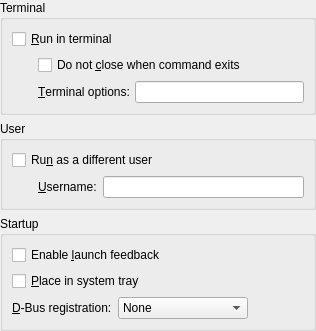
Above: kio/kfile/kpropertiesdesktopadvbase.ui from fluxer/kdelibs before the change. Below: the same form after it.
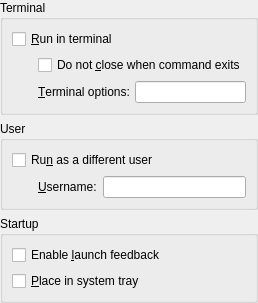
That is the form after the change. Custom widgets are drawn as their Qt base class.

```diff
--- a/kio/kfile/kpropertiesdesktopadvbase.ui
+++ b/kio/kfile/kpropertiesdesktopadvbase.ui
@@ -144,67 +144,12 @@
         </property>
        </widget>
       </item>
-      <item row="2" column="0" >
-       <widget class="QLabel" name="textLabel12" >
-        <property name="text" >
-         <string>&amp;D-Bus registration:</string>
-        </property>
-        <property name="buddy" >
-         <cstring>dbusCombo</cstring>
-        </property>
-       </widget>
-      </item>
-      <item row="2" column="1" >
-       <widget class="KComboBox" name="dbusCombo" >
-        <item>
-         <property name="text" >
-          <string>None</string>
-         </property>
-        </item>
-        <item>
-         <property name="text" >
-          <string>Multiple Instances</string>
-         </property>
-        </item>
-        <item>
-         <property name="text" >
-          <string>Single Instance</string>
-         </property>
-        </item>
-        <item>
-         <property name="text" >
-          <string>Run Until Finished</string>
-         </property>
-        </item>
-       </widget>
-      </item>
-      <item row="2" column="2" >
-       <spacer>
-        <property name="orientation" >
-         <enum>Qt::Horizontal</enum>
-        </property>
-        <property name="sizeType" >
-         <enum>QSizePolicy::Expanding</enum>
-        </property>
-        <property name="sizeHint" stdset="0" >
-         <size>
-          <width>50</width>
-          <height>20</height>
-         </size>
-        </property>
-       </spacer>
-      </item>
      </layout>
     </widget>
    </item>
   </layout>
  </widget>
  <customwidgets>
-  <customwidget>
-   <class>KComboBox</class>
-   <extends>QComboBox</extends>
-   <header>kcombobox.h</header>
-  </customwidget>
   <customwidget>
    <class>KLineEdit</class>
    <extends>QLineEdit</extends>
```
